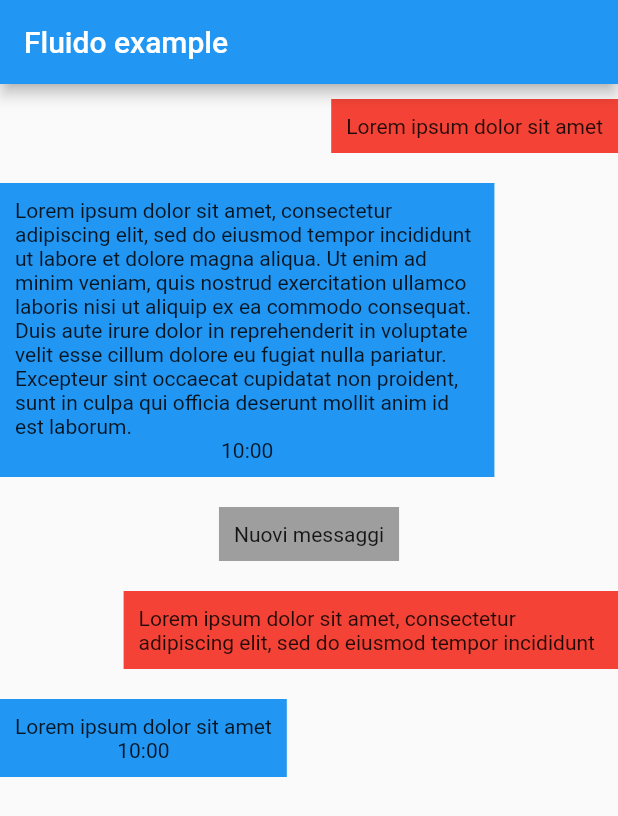
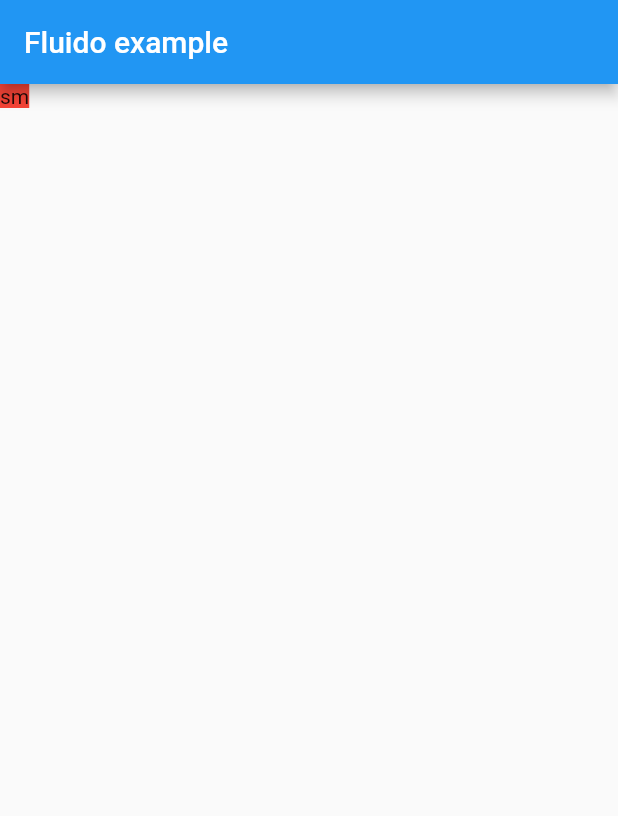
Before and after one commit to Bewond/fluido, a Flutter app: the screen it shows after launch, on a phone screen of 412 x 824 dp. Shown: the top 816 px of the screen. Run offline on Flutter 3.47's test engine with Material 2 defaults, Android fonts, the phone set to English and light mode, and no system bars.

Commit message:
Update main.dart

```diff
--- a/examples/base_example/lib/main.dart
+++ b/examples/base_example/lib/main.dart
@@ -1,6 +1,14 @@
 import 'package:flutter/material.dart';
+import 'package:fluido/fluido.dart';
 
 void main() {
+  FluidoSettings.breakpoints = FluidoBreakpoints(
+    sm: 768,
+    md: 1024,
+    lg: 1280,
+    xl: 1536,
+  );
+
   runApp(MyApp());
 }
 
@@ -21,72 +29,26 @@ class MyHomePage extends StatelessWidget {
       appBar: AppBar(
         title: Text('Fluido example'),
       ),
-      body: Column(
-        children: [
-          ChatMessage(
-            alignment: Alignment.centerRight,
-            color: Colors.red,
-            child: Text("Lorem ipsum dolor sit amet"),
-          ),
-          ChatMessage(
-            alignment: Alignment.centerLeft,
-            color: Colors.blue,
-            child: Column(
-              children: [
-                Text("Lorem ipsum dolor sit amet, consectetur adipiscing elit, sed do eiusmod tempor incididunt ut labore et dolore magna aliqua. Ut enim ad minim veniam, quis nostrud exercitation ullamco laboris nisi ut aliquip ex ea commodo consequat. Duis aute irure dolor in reprehenderit in voluptate velit esse cillum dolore eu fugiat nulla pariatur. Excepteur sint occaecat cupidatat non proident, sunt in culpa qui officia deserunt mollit anim id est laborum."),
-                Text("10:00"),
-              ],
-            ),
-          ),
-          ChatMessage(
-            alignment: Alignment.center,
-            color: Colors.grey,
-            child: Text("Nuovi messaggi"),
-          ),
-          ChatMessage(
-            alignment: Alignment.centerRight,
-            color: Colors.red,
-            child: Text("Lorem ipsum dolor sit amet, consectetur adipiscing elit, sed do eiusmod tempor incididunt"),
-          ),
-          ChatMessage(
-            alignment: Alignment.centerLeft,
-            color: Colors.blue,
-            child: Column(
-              children: [
-                Text("Lorem ipsum dolor sit amet"),
-                Text("10:00"),
-              ],
-            ),
-          ),
-        ],
-      ),
-    );
-  }
-}
-
-class ChatMessage extends StatelessWidget {
-  final Alignment alignment;
-  final Color color;
-  final Widget child;
-
-  const ChatMessage({this.alignment, this.color, this.child});
-
-  @override
-  Widget build(BuildContext context) {
-    return Padding(
-      padding: const EdgeInsets.symmetric(vertical: 10),
-      child: Align(
-        alignment: alignment,
-        child: FractionallySizedBox(
-          widthFactor: 0.8,
-          child: Align(
-            alignment: alignment,
-            child: Container(
-              padding: EdgeInsets.all(10),
-              color: color,
-              child: child,
-            ),
-          ),
+      body: LayoutWidth(
+        sm: Container(
+          color: Colors.red,
+          child: Text('sm'),
+        ),
+        md: Container(
+          color: Colors.green,
+          child: Text('md'),
+        ),
+        lg: Container(
+          color: Colors.blue,
+          child: Text('lg'),
+        ),
+        xl: Container(
+          color: Colors.yellow,
+          child: Text('xl'),
+        ),
+        xl2: Container(
+          color: Colors.brown,
+          child: Text('xl2'),
         ),
       ),
     );
```
